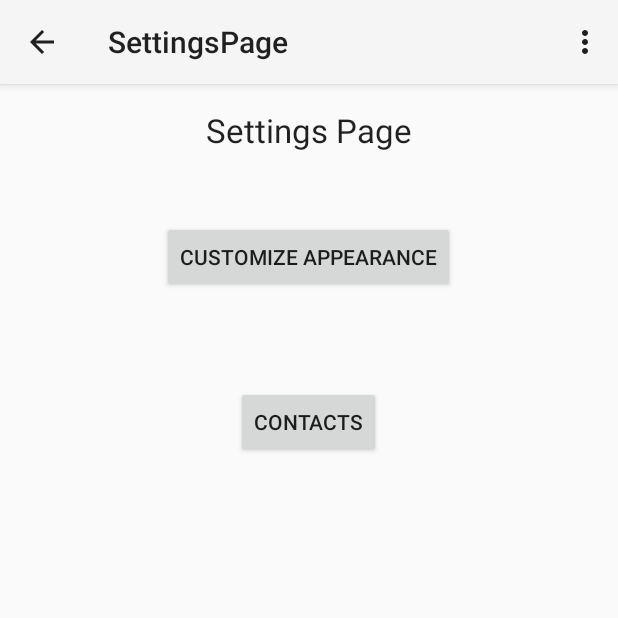
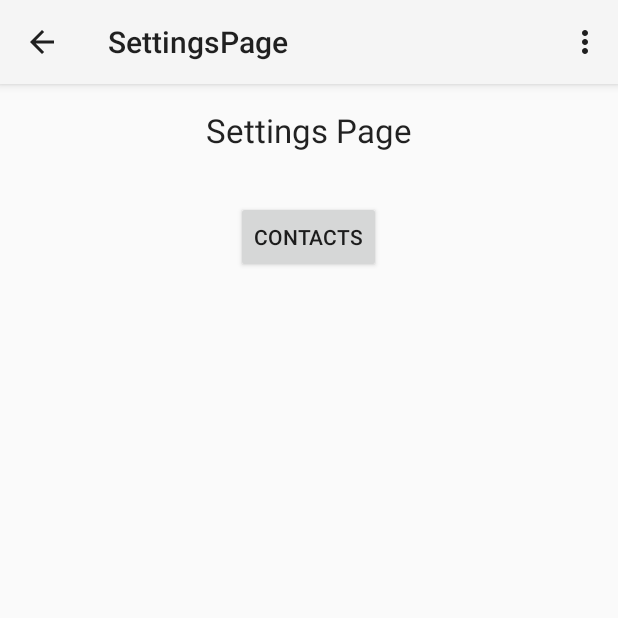
Before and after one commit to NYIT-CSCI455-2015-Spring/BluetoothChat, an Android app: the SettingsActivity screen opened directly, with no data from a screen before it, on a phone screen of 412 x 824 dp, the top half of it. Run offline under Robolectric (Android 15) with nearby library versions, the phone set to English and light mode, and no system bars.

Commit message:
Fixed extra activities being started from the options menu...switch statements are hard. Removed incomplete features, Customize Appearance, and Camera/Picture Messaging.

```diff
--- a/Application/src/main/java/com/example/android/bluetoothchat/BluetoothChatFragment.java
+++ b/Application/src/main/java/com/example/android/bluetoothchat/BluetoothChatFragment.java
@@ -315,7 +315,7 @@ public class BluetoothChatFragment extends Fragment {
         mConversationView = (ListView) view.findViewById(R.id.in);
         mOutEditText = (EditText) view.findViewById(R.id.edit_text_out);
         mSendButton = (Button) view.findViewById(R.id.button_send);
-        mCameraButton = (ImageButton) view.findViewById(R.id.button_camera);
+        //mCameraButton = (ImageButton) view.findViewById(R.id.button_camera);
     }
 
     /**
@@ -345,7 +345,7 @@ public class BluetoothChatFragment extends Fragment {
             }
         });
 
-        mCameraButton.setOnClickListener(new View.OnClickListener() {
+        /*mCameraButton.setOnClickListener(new View.OnClickListener() {
             public void onClick(View v) {
                 View view = getView();
                 if (view != null) {
@@ -356,7 +356,7 @@ public class BluetoothChatFragment extends Fragment {
                     //Message field needs to be converted to something that can handle images, not just text
                 }
             }
-        });
+        });*/
 
         // Initialize the BluetoothChatService to perform bluetooth connections
         mChatService = new BluetoothChatService(getActivity(), mHandler);
--- a/Application/src/main/java/com/example/android/bluetoothchat/MainActivity.java
+++ b/Application/src/main/java/com/example/android/bluetoothchat/MainActivity.java
@@ -108,10 +108,14 @@ public class MainActivity extends FragmentActivity implements DummyFragment.OnFr
         switch (item.getItemId()) {
             case R.id.help:
                 startActivity(item.getIntent());
+                break;
             case R.id.settings:
                 startActivity(item.getIntent());
+                break;
+            default:
+                return super.onOptionsItemSelected(item);
         }
-        return super.onOptionsItemSelected(item);
+        return true;
     }
 
     @Override
--- a/Application/src/main/res/layout/activity_settings_page.xml
+++ b/Application/src/main/res/layout/activity_settings_page.xml
@@ -16,7 +16,7 @@
         android:layout_alignParentTop="true"
         android:layout_centerHorizontal="true" />
 
-    <Button
+    <!--<Button
         android:layout_width="wrap_content"
         android:layout_height="wrap_content"
         android:text="@string/customize_appearance"
@@ -24,7 +24,7 @@
         android:layout_below="@+id/textView"
         android:layout_centerHorizontal="true"
         android:layout_marginTop="46dp"
-        android:onClick="openCustomizeAppearancePage"/>
+        android:onClick="openCustomizeAppearancePage"/>-->
 
     <Button
         android:layout_width="wrap_content"
--- a/Application/src/main/res/layout/fragment_bluetooth_chat.xml
+++ b/Application/src/main/res/layout/fragment_bluetooth_chat.xml
@@ -32,11 +32,11 @@
         android:layout_height="wrap_content"
         android:orientation="horizontal" >
 
-        <ImageButton
+        <!--<ImageButton
             android:id="@+id/button_camera"
             android:layout_width="wrap_content"
             android:layout_height="wrap_content"
-            android:src="@drawable/ic_action_photo" />
+            android:src="@drawable/ic_action_photo" />-->
 
         <EditText
             android:id="@+id/edit_text_out"
```
Also changed, not shown: 1 other file.
